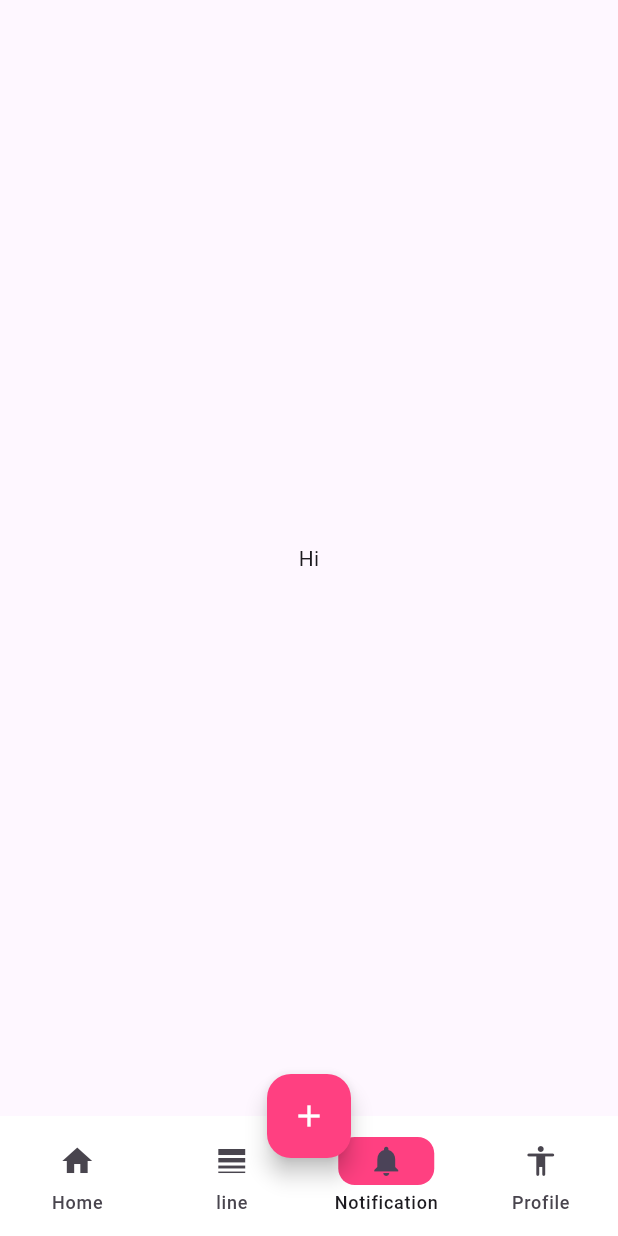
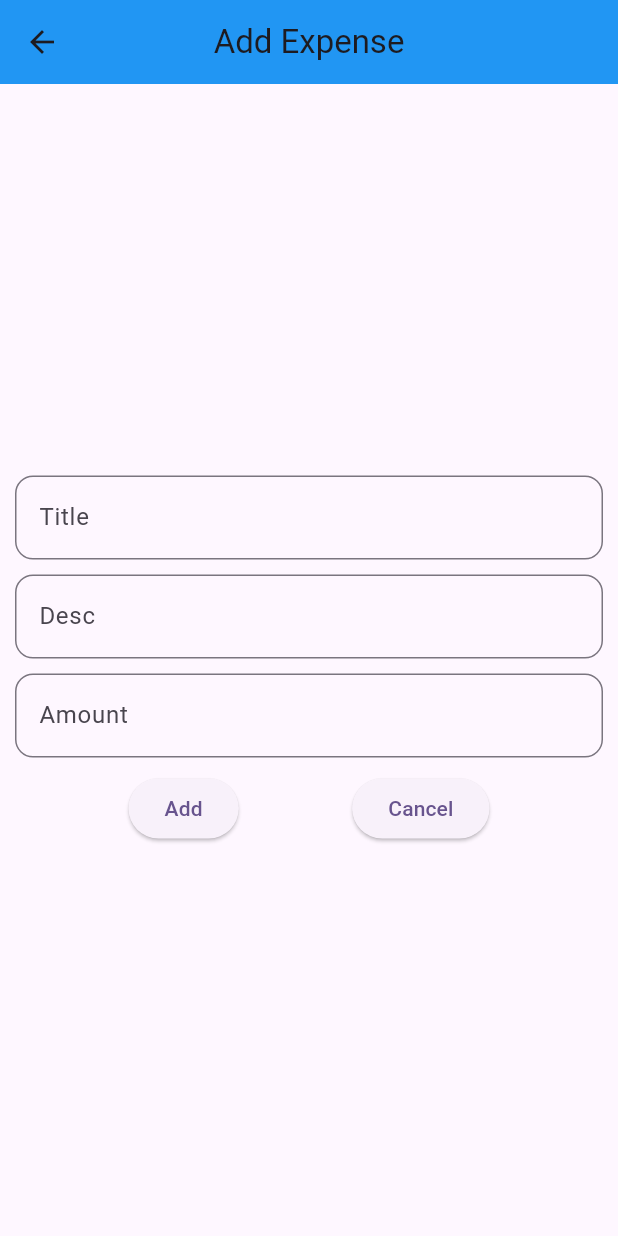
Before and after one commit to DineshSindhi/Expense_ui, a Flutter app: the HomePage screen opened directly, item 3 of the bottom bar chosen, after a tap on the "add" icon, on a phone screen of 412 x 824 dp. Run offline on Flutter 3.47's test engine with Material 3 defaults, Android fonts, the light colour scheme and no system bars; our stand-ins replace flutter_bloc, shared_preferences, sqflite; accounts and stored records are empty.

Commit message:
expense ui database with bloc

```diff
--- a/lib/domain/ui_helper.dart
+++ b/lib/domain/ui_helper.dart
@@ -1,9 +1,14 @@
 import 'package:flutter/material.dart';
 
- myTextFiled({required TextEditingController controllerName,required String label,required String hint}){
+ myTextFiled({required TextEditingController controllerName,required String label, String? hint,keyboardType=TextInputType.text,
+   String? suffixText,Icon? suffixIcon,String? prefixText}){
    return TextField(
      controller: controllerName,
+    keyboardType: keyboardType,
     decoration: InputDecoration(label: Text(label),hintText: hint,
+     suffixText: suffixText,
+     suffixIcon: suffixIcon,
+     prefixText: prefixText,
      border: OutlineInputBorder(borderRadius: BorderRadius.circular(12)),
     ),
    );
--- /dev/null
+++ b/lib/presentation/screen/home/bloc_for_cat/bloc_database.dart
@@ -0,0 +1,28 @@
+import 'package:flutter_bloc/flutter_bloc.dart';
+import 'package:ui/data/model/expense-model.dart';
+import 'package:ui/data/repository/local/local_database.dart';
+import 'package:ui/presentation/screen/home/bloc_for_cat/events.dart';
+import 'package:ui/presentation/screen/home/bloc_for_cat/states.dart';
+
+class CatBloc extends Bloc<CatEvent,CatState>{
+  var db= MyDataHelper.db;
+  CatBloc({required this.db}):super(IntiGretState()){
+    on<AddExpense>((event, emit) async {
+      emit(LoadingState());
+      bool isAdd= await db.addExpense(expenseModel: event.allExpense);
+      if(isAdd){
+        List<ExpenseModel>mData=await db.fecExpense();
+        emit(LoadedState(allExpense:mData));
+      }else{
+        emit(ErrorState(msg: "Error - Not Add"));
+      }
+    });
+    on<GetExpense>((event, emit) async {
+      emit(LoadingState());
+      List<ExpenseModel>mData=await db.fecExpense();
+      emit(LoadedState(allExpense:mData));
+    });
+  }
+
+
+}
--- /dev/null
+++ b/lib/presentation/screen/home/bloc_for_cat/events.dart
@@ -0,0 +1,8 @@
+import '../../../../data/model/expense-model.dart';
+
+abstract class CatEvent{}
+class AddExpense extends CatEvent{
+  ExpenseModel allExpense;
+  AddExpense({required this.allExpense});
+}
+class GetExpense extends CatEvent{}
--- /dev/null
+++ b/lib/presentation/screen/home/bloc_for_cat/states.dart
@@ -0,0 +1,13 @@
+import '../../../../data/model/expense-model.dart';
+
+abstract class CatState{}
+class IntiGretState extends CatState{}
+class LoadingState extends CatState{}
+class LoadedState extends CatState{
+  List<ExpenseModel> allExpense=[];
+  LoadedState({required this.allExpense});
+}
+class ErrorState extends CatState{
+  String msg;
+  ErrorState({required this.msg});
+}
--- /dev/null
+++ b/lib/presentation/screen/home/cat_page.dart
@@ -0,0 +1,55 @@
+import 'package:flutter/material.dart';
+import 'package:flutter_bloc/flutter_bloc.dart';
+import 'package:ui/data/model/expense-model.dart';
+import 'package:ui/domain/ui_helper.dart';
+import 'package:ui/presentation/screen/home/bloc_for_cat/bloc_database.dart';
+import 'package:ui/presentation/screen/home/bloc_for_cat/events.dart';
+
+class CatPage extends StatelessWidget {
+  var titleController=TextEditingController();
+  var descController=TextEditingController();
+  var amountController=TextEditingController();
+  var typeController=TextEditingController();
+  var balanceController=TextEditingController();
+
+  @override
+  Widget build(BuildContext context) {
+    return Scaffold(
+      appBar: AppBar(
+        title: Text('Add Expense'),
+        centerTitle: true,
+        backgroundColor: Colors.blue,
+      ),
+      body: Padding(
+        padding: const EdgeInsets.all(10),
+        child: Column(mainAxisAlignment: MainAxisAlignment.center,
+          children: [
+          myTextFiled(controllerName: titleController, label: 'Title',),mySizeBox(),
+          myTextFiled(controllerName: descController, label: 'Desc',), mySizeBox(),
+          myTextFiled(controllerName: amountController, label: 'Amount',keyboardType:TextInputType.number,prefixText: 'Rs'),mySizeBox(),
+          // Row(mainAxisAlignment: MainAxisAlignment.spaceEvenly,
+          //   children: [
+          //   ElevatedButton(onPressed: (){}, child: Text('Debit')),
+          //   ElevatedButton(onPressed: (){}, child: Text('Credit')),jack
+          // ],),mySizeBox(),
+            Row(mainAxisAlignment: MainAxisAlignment.spaceEvenly,
+              children: [
+                ElevatedButton(onPressed: (){
+                  context.read<CatBloc>().add(AddExpense(allExpense:
+                  ExpenseModel(title: titleController.text.toString(),
+                      desc: descController.text.toString(),
+                      time: DateTime.now().millisecondsSinceEpoch.toString(),
+                      uid: 0,
+                      amount: 'Rs${amountController.text.toString()}',)));
+                  Navigator.pop(context);
+                }, child: Text('Add')),
+                ElevatedButton(onPressed: (){
+                  Navigator.pop(context);
+                }, child: Text('Cancel')),
+              ],),
+        ],
+        ),
+      ),
+    );
+  }
+}
--- a/lib/presentation/screen/home/expensepage1.dart
+++ b/lib/presentation/screen/home/expensepage1.dart
@@ -1,13 +1,29 @@
 import 'package:flutter/cupertino.dart';
 import 'package:flutter/material.dart';
 import 'package:flutter/widgets.dart';
+import 'package:flutter_bloc/flutter_bloc.dart';
+import 'package:intl/intl.dart';
 
-class ExpensePage1 extends StatelessWidget {
+import 'bloc_for_cat/bloc_database.dart';
+import 'bloc_for_cat/events.dart';
+import 'bloc_for_cat/states.dart';
 
+class ExpensePage1 extends StatefulWidget {
+  @override
+  State<ExpensePage1> createState() => _ExpensePage1State();
+}
+
+class _ExpensePage1State extends State<ExpensePage1> {
+  @override
+  void initState() {
+    super.initState();
+    context.read<CatBloc>().add(GetExpense());
+  }
+  var Df=DateFormat.yMd();
 
   @override
   Widget build(BuildContext context) {
-    return Scaffold(
+    return Scaffold(resizeToAvoidBottomInset: true,
       appBar: AppBar(
         title: Row(
           children: [
@@ -23,7 +39,7 @@ class ExpensePage1 extends StatelessWidget {
         ],
       ),
       body: Padding(
-        padding: const EdgeInsets.only(left: 9,right: 9,top: 5),
+        padding: const EdgeInsets.only(left: 9,right: 9),
         child: Column(crossAxisAlignment: CrossAxisAlignment.start,
           children: [
             Row(mainAxisAlignment: MainAxisAlignment.spaceBetween,
@@ -67,7 +83,7 @@ class ExpensePage1 extends StatelessWidget {
                 Container(
                   margin: EdgeInsets.only(top: 9,bottom: 9),
                   height: 220,
-                  width: 450,
+                  width: double.infinity,
                   decoration: BoxDecoration(color: Colors.purple,
                   borderRadius: BorderRadius.circular(15)),
                   child: Padding(
@@ -103,8 +119,8 @@ class ExpensePage1 extends StatelessWidget {
             Text('Expense List',style: TextStyle(fontSize: 25,fontWeight: FontWeight.bold),),
         Container(
           margin: EdgeInsets.only(top: 9,bottom: 9),
-          height: 230,
-          width: 450,
+          height: 470,
+          width: double.infinity,
           decoration: BoxDecoration(
             border: Border.all(color: Colors.grey,width: 2),
               borderRadius: BorderRadius.circular(15)),
@@ -120,85 +136,113 @@ class ExpensePage1 extends StatelessWidget {
                 padding: const EdgeInsets.only(top:5,bottom: 5),
                 child: Container(
                   color: Colors.grey,
-                  width: 450,
+                  width: double.infinity,
                   height: 3,
                 ),
               ),
-              ListTile(
-                leading: Container(
-                  width: 60,
-                  height: 60,
-                  decoration: BoxDecoration(
-                    color: Colors.blue.shade200,
-                    borderRadius: BorderRadius.circular(5),
-                  ),
-                  child: Icon(Icons.shopping_bag_outlined),
-                ),
-                title: Text('Shop',style: TextStyle(fontSize: 20,fontWeight: FontWeight.w700),),
-                subtitle: Text('Buy new clothes',style: TextStyle(fontSize: 20,fontWeight: FontWeight.w500,color: Colors.grey),),
-                trailing: Text('  -\$939',style: TextStyle(fontSize: 20,fontWeight: FontWeight.w700,color: Colors.pinkAccent),),
+              BlocBuilder<CatBloc,CatState>(
+                builder: (context, state) {
+                  if(state is LoadingState){
+                    return Center(child:CircularProgressIndicator());
+                  }else if (state is ErrorState){
+                    return Text('${state.msg}');
+                  }else if (state is LoadedState){
+                    var mData =state.allExpense;
+                    return mData.isNotEmpty? Expanded(
+                      child: ListView.builder(
+                          itemCount: mData.length,
+                          itemBuilder: (context, index) {
+                            return ListTile(
+                              title: Text(mData[index].title),
+                              subtitle: Text(mData[index].desc),
+                              trailing: Column(
+                                children: [
+                                  Text(mData[index].amount,style: TextStyle(fontSize: 15),),
+                                  Text(Df.format(DateTime.fromMillisecondsSinceEpoch(int.parse(mData[index].time))),style: TextStyle(fontSize: 15)),
+                                ],
+                              ),
+                            );
+                          }),
+                    ):Center(child: Text('No Expense!!'),);
+                  }
+                  return Container();
+                },
               ),
-              ListTile(
-                leading: Container(
-                  width: 60,
-                  height: 60,
-                  decoration: BoxDecoration(
-                    color: Colors.yellow.shade100,
-                    borderRadius: BorderRadius.circular(5),
-                  ),
-                  child: Icon(Icons.mobile_friendly),
-                ),
-                title: Text('Electronics',style: TextStyle(fontSize: 20,fontWeight: FontWeight.w700),),
-                subtitle: Text('Buy new ipone',style: TextStyle(fontSize: 20,fontWeight: FontWeight.w500,color: Colors.grey),),
-                trailing: Text('  -\$1004',style: TextStyle(fontSize: 20,fontWeight: FontWeight.w700,color: Colors.pinkAccent),),
-              ),
+              // ListTile(
+              //   leading: Container(
+              //     width: 60,
+              //     height: 60,
+              //     decoration: BoxDecoration(
+              //       color: Colors.blue.shade200,
+              //       borderRadius: BorderRadius.circular(5),
+              //     ),
+              //     child: Icon(Icons.shopping_bag_outlined),
+              //   ),
+              //   title: Text('Shop',style: TextStyle(fontSize: 20,fontWeight: FontWeight.w700),),
+              //   subtitle: Text('Buy new clothes',style: TextStyle(fontSize: 20,fontWeight: FontWeight.w500,color: Colors.grey),),
+              //   trailing: Text('  -\$939',style: TextStyle(fontSize: 20,fontWeight: FontWeight.w700,color: Colors.pinkAccent),),
+              // ),
+              // ListTile(
+              //   leading: Container(
+              //     width: 60,
+              //     height: 60,
+              //     decoration: BoxDecoration(
+              //       color: Colors.yellow.shade100,
+              //       borderRadius: BorderRadius.circular(5),
+              //     ),
+              //     child: Icon(Icons.mobile_friendly),
+              //   ),
+              //   title: Text('Electronics',style: TextStyle(fontSize: 20,fontWeight: FontWeight.w700),),
+              //   subtitle: Text('Buy new ipone',style: TextStyle(fontSize: 20,fontWeight: FontWeight.w500,color: Colors.grey),),
+              //   trailing: Text('  -\$1004',style: TextStyle(fontSize: 20,fontWeight: FontWeight.w700,color: Colors.pinkAccent),),
+              // ),
 
 
             ],
             ),
           ),
         ),
-        Container(
-          margin: EdgeInsets.only(top: 9,bottom: 9),
-          height: 170,
-          width: 450,
-          decoration: BoxDecoration(
-            border: Border.all(color: Colors.grey,width: 2),
-              borderRadius: BorderRadius.circular(15)),
-          child: Padding(
-            padding: const EdgeInsets.all(15),
-            child: Column(children: [
-              Row(mainAxisAlignment: MainAxisAlignment.spaceBetween,
-                children: [
-                  Text('Friday, 3',style: TextStyle(fontSize: 22,fontWeight: FontWeight.w700,),),
-                  Text('-\$674',style: TextStyle(fontSize: 22,fontWeight: FontWeight.w700,),),
-                ],),
-              Padding(
-                padding: const EdgeInsets.only(top: 5,bottom: 5),
-                child: Container(
-                  color: Colors.grey,
-                  width: 450,
-                  height: 3,
-                ),
-              ),
-              ListTile(
-               leading: Container(
-                 width: 60,
-                 height: 60,
-                 decoration: BoxDecoration(
-                   color: Colors.red.shade300,
-                   borderRadius: BorderRadius.circular(5),
-                 ),
-                 child: Icon(Icons.card_membership),
-               ),
-                title: Text('Transportation',style: TextStyle(fontSize: 20,fontWeight: FontWeight.w700),),
-                subtitle: Text('Trip to Dubai',style: TextStyle(fontSize: 20,fontWeight: FontWeight.w500,color: Colors.grey),),
-                trailing: Text('  -\$674',style: TextStyle(fontSize: 20,fontWeight: FontWeight.w700,color: Colors.pinkAccent),),
-              )
-            ],
-            ),
-          ),
-        ),
+        // Container(
+        //   margin: EdgeInsets.only(top: 9,bottom: 9),
+        //   height: 170,
+        //   width: double.infinity,
+        //   decoration: BoxDecoration(
+        //     border: Border.all(color: Colors.grey,width: 2),
+        //       borderRadius: BorderRadius.circular(15)),
+        //   child: Padding(
+        //     padding: const EdgeInsets.all(15),
+        //     child: Column(children: [
+        //       Row(mainAxisAlignment: MainAxisAlignment.spaceBetween,
+        //         children: [
+        //           Text('Friday, 3',style: TextStyle(fontSize: 22,fontWeight: FontWeight.w700,),),
+        //           Text('-\$674',style: TextStyle(fontSize: 22,fontWeight: FontWeight.w700,),),
+        //         ],),
+        //       Padding(
+        //         padding: const EdgeInsets.only(top: 5,bottom: 5),
+        //         child: Container(
+        //           color: Colors.grey,
+        //           width: double.infinity,
+        //           height: 3,
+        //         ),
+        //       ),
+        //       ListTile(
+        //        leading: Container(
+        //          width: 60,
+        //          height: 60,
+        //          decoration: BoxDecoration(
+        //            color: Colors.red.shade300,
+        //            borderRadius: BorderRadius.circular(5),
+        //          ),
+        //          child: Icon(Icons.card_membership),
+        //        ),
+        //         title: Text('Transportation',style: TextStyle(fontSize: 20,fontWeight: FontWeight.w700),),
+        //         subtitle: Text('Trip to Dubai',style: TextStyle(fontSize: 20,fontWeight: FontWeight.w500,color: Colors.grey),),
+        //         trailing: Text('  -\$674',style: TextStyle(fontSize: 20,fontWeight: FontWeight.w700,color: Colors.pinkAccent),),
+        //       )
+        //     ],
+        //     ),
+        //   ),
+        // ),
           ],
         ),
       ),
--- a/lib/presentation/screen/home/home.dart
+++ b/lib/presentation/screen/home/home.dart
@@ -1,8 +1,10 @@
 import 'package:flutter/material.dart';
+import 'package:ui/presentation/screen/home/cat_page.dart';
 import 'package:ui/presentation/screen/on_board/login_page.dart';
 
 import 'expensepage1.dart';
 import 'expensepage2.dart';
+import 'expensepage3.dart';
 import 'expensepage4.dart';
 class HomePage extends StatefulWidget {
 
@@ -14,7 +16,7 @@ class _HomePageState extends State<HomePage> {
   List<Widget>PageList=[
     ExpensePage1(),
     ExpensePage2(),
-    Center(child: Text('Hi'),),
+    Text('Hi'), // ExpensePage3(),
    ExpensePage4(),
 
   ];
@@ -52,7 +54,9 @@ class _HomePageState extends State<HomePage> {
       floatingActionButton: FloatingActionButton(
         backgroundColor: Colors.pinkAccent,
         foregroundColor: Colors.white,
-        onPressed: (){},
+        onPressed: (){
+          Navigator.push(context, MaterialPageRoute(builder: (context) => CatPage(),));
+        },
         child: Icon(Icons.add),
       ),
     );
--- a/pubspec.yaml
+++ b/pubspec.yaml
@@ -41,6 +41,8 @@ dependencies:
   path_provider: ^2.1.3
   sqflite: ^2.3.3
   shared_preferences: ^2.2.3
+  flutter_bloc: ^8.1.5
+  intl: ^0.19.0
 
 dev_dependencies:
   flutter_test:
```
Also changed, not shown: lib/data/model/expense-model.dart (+9 -7 lines), lib/data/repository/local/local_database.dart (+13 -10 lines), lib/main.dart (+6 -2 lines), lib/presentation/screen/home/expensepage2.dart (+27 -24 lines), lib/presentation/screen/home/expensepage3.dart (added, +53 -0 lines), lib/presentation/screen/home/expensepage4.dart (+6 -4 lines), lib/presentation/screen/on_board/login_page.dart (+4 -6 lines), lib/presentation/screen/on_board/sign_up_page.dart (+9 -13 lines), lib/presentation/screen/splash_screen/intro_page.dart (+37 -43 lines), pubspec.lock, 5 other files.
